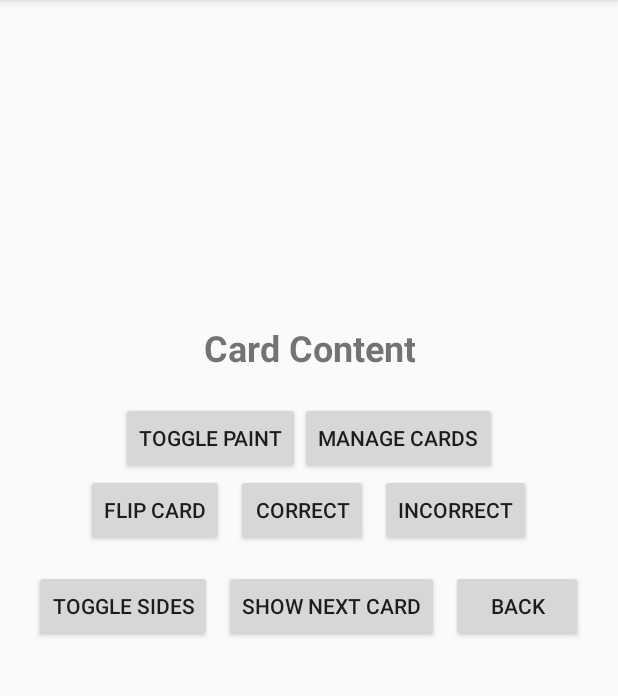
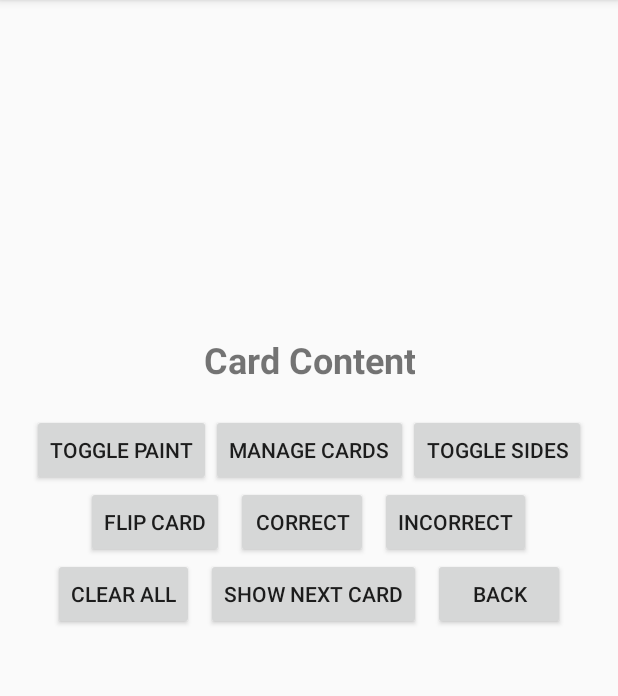
Before and after one commit to PolarPixelHub/IndexCardApp, an Android app built with Jetpack Compose: the LearnCardsActivity screen opened directly, with no data from a screen before it, on a phone screen of 412 x 824 dp, the part 84-780 px from its top. Run offline under Robolectric (Android 15) with nearby library versions, the phone set to English and light mode, and no system bars; 1 statement that could not run was skipped.

Commit message:
function clear all drawings

```diff
--- a/app/src/main/java/com/example/indexcardapp/LearnCardsActivity.kt
+++ b/app/src/main/java/com/example/indexcardapp/LearnCardsActivity.kt
@@ -28,13 +28,13 @@ class LearnCardsActivity : AppCompatActivity() {
     private lateinit var drawList: MutableList<Bitmap> // List of drawing bitmaps
     private lateinit var drawAdapter: DrawAdapter // Adapter for displaying drawings in RecyclerView
     private lateinit var drawRecyclerView: RecyclerView // RecyclerView to display saved drawings
-
     private lateinit var togglePaintButton: Button
     private lateinit var paintButtonsContainer: LinearLayout
     private lateinit var buttonsContainer: LinearLayout
     private lateinit var saveButton: Button
     private lateinit var clearButton: Button
     private lateinit var backButtonTwo: Button
+    private lateinit var clearAllButton: Button
 
     override fun onCreate(savedInstanceState: Bundle?) {
         super.onCreate(savedInstanceState)
@@ -85,6 +85,7 @@ class LearnCardsActivity : AppCompatActivity() {
         saveButton = findViewById(R.id.save_button)
         clearButton = findViewById(R.id.clear_button)
         backButtonTwo = findViewById(R.id.back_button_two)
+        clearAllButton = findViewById(R.id.clear_all_button)
     }
 
     // Set up listeners for buttons
@@ -108,6 +109,7 @@ class LearnCardsActivity : AppCompatActivity() {
         saveButton.setOnClickListener { saveDrawing(drawingCanvas.getDrawingBitmap()) }
         clearButton.setOnClickListener { drawingCanvas.clear() }
         backButtonTwo.setOnClickListener { hidePaintView() }
+        clearAllButton.setOnClickListener { clearAllDrawings() }
     }
 
     // Display the next flashcard
@@ -232,6 +234,14 @@ class LearnCardsActivity : AppCompatActivity() {
         paintButtonsContainer.visibility = if (showComponents) View.GONE else View.GONE // Ensure hidden initially
     }
 
+    // Clear all saved drawings from RecyclerView
+    private fun clearAllDrawings() {
+        drawList.clear() // Clear the drawing list
+        drawAdapter.notifyDataSetChanged() // Notify the adapter to update the RecyclerView
+        Toast.makeText(this, "All drawings cleared.", Toast.LENGTH_SHORT).show() // Show confirmation message
+        savedCanvasView.visibility = View.GONE // Hide the saved canvas ImageView
+    }
+
     override fun onResume() {
         super.onResume()
         applyComponentVisibility() // Reapply visibility when returning to this activity
--- a/app/src/main/res/layout/activity_learn_cards.xml
+++ b/app/src/main/res/layout/activity_learn_cards.xml
@@ -97,6 +97,11 @@
                     android:layout_width="wrap_content"
                     android:layout_height="wrap_content"
                     android:text="Manage Cards" />
+                <Button
+                    android:id="@+id/toggle_sides_button"
+                    android:layout_width="wrap_content"
+                    android:layout_height="wrap_content"
+                    android:text="Toggle Sides" />
             </LinearLayout>
 
             <!-- Row 2 -->
@@ -132,14 +137,13 @@
                 android:layout_width="match_parent"
                 android:layout_height="wrap_content"
                 android:orientation="horizontal"
-                android:gravity="center"
-                android:layout_marginTop="16dp">
+                android:gravity="center">
 
                 <Button
-                    android:id="@+id/toggle_sides_button"
+                    android:id="@+id/clear_all_button"
                     android:layout_width="wrap_content"
                     android:layout_height="wrap_content"
-                    android:text="Toggle Sides" />
+                    android:text="Clear All" />
 
                 <Button
                     android:id="@+id/show_next_button"
```
